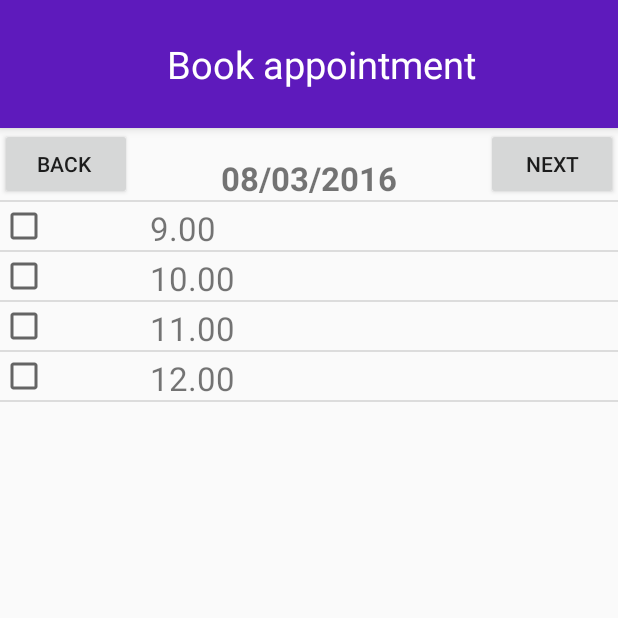
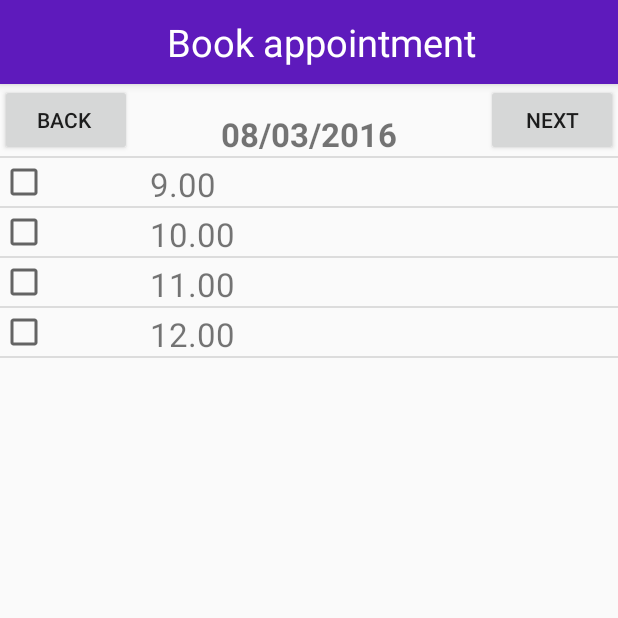
Before and after one commit to JamieHorwell/StudentWellbeingApp, an Android app: the BookingAppointmentActivity screen opened directly, with no data from a screen before it, on a phone screen of 412 x 824 dp, the top half of it. Run offline under Robolectric (Android 15) with nearby library versions, the phone set to English and light mode, and no system bars.

Commit message:
Updating Toolbars
-- All toolbar values have been abstracted to the relevant files
-- Their sizes have bee altered to be more consistent with Jamie's
design

```diff
--- a/app/src/main/res/layout/activity_booking_appointment.xml
+++ b/app/src/main/res/layout/activity_booking_appointment.xml
@@ -24,8 +24,8 @@
             android:layout_height="wrap_content"
             android:gravity="center"
             android:text="Book appointment"
-            android:textSize="25dp"
-            android:padding="25dp"
+            android:textSize="@dimen/toolbar_text_size"
+            android:padding="@dimen/toolbar_padding"
             android:textColor="@color/wellbeingWhite"/>
 
     </android.support.v7.widget.Toolbar>
--- a/app/src/main/res/layout/button_seven.xml
+++ b/app/src/main/res/layout/button_seven.xml
@@ -40,8 +40,8 @@ Notes:
                     android:layout_height="wrap_content"
                     android:gravity="center"
                     android:text="@string/symptoms_checker"
-                    android:textSize="25dp"
-                    android:padding="25dp"
+                    android:textSize="@dimen/toolbar_text_size"
+                    android:padding="@dimen/toolbar_padding"
                     android:textColor="@color/wellbeingWhite"/>
 
                 <LinearLayout
--- a/app/src/main/res/layout/button_three.xml
+++ b/app/src/main/res/layout/button_three.xml
@@ -40,8 +40,8 @@ Notes:
                     android:layout_height="wrap_content"
                     android:gravity="center"
                     android:text="@string/mind_the_gap_twitter"
-                    android:textSize="25dp"
-                    android:padding="25dp"
+                    android:textSize="@dimen/toolbar_text_size"
+                    android:padding="@dimen/toolbar_padding"
                     android:textColor="@color/wellbeingWhite"/>
 
                 <LinearLayout
--- a/app/src/main/res/layout/button_two.xml
+++ b/app/src/main/res/layout/button_two.xml
@@ -37,8 +37,8 @@ Notes:
                     android:layout_height="wrap_content"
                     android:gravity="center"
                     android:text="@string/mood_diary"
-                    android:textSize="25dp"
-                    android:padding="25dp"
+                    android:textSize="@dimen/toolbar_text_size"
+                    android:padding="@dimen/toolbar_padding"
                     android:textColor="@color/wellbeingWhite"/>
 
             </android.support.v7.widget.Toolbar>
--- a/app/src/main/res/layout/healthy_mind.xml
+++ b/app/src/main/res/layout/healthy_mind.xml
@@ -42,8 +42,8 @@ Notes:
                     android:layout_height="wrap_content"
                     android:gravity="center"
                     android:text="@string/mental_health_piece"
-                    android:textSize="25dp"
-                    android:padding="25dp"
+                    android:textSize="@dimen/toolbar_text_size"
+                    android:padding="@dimen/toolbar_padding"
                     android:textColor="@color/wellbeingWhite"/>
 
             </android.support.v7.widget.Toolbar>
--- a/app/src/main/res/layout/login_activity.xml
+++ b/app/src/main/res/layout/login_activity.xml
@@ -36,8 +36,8 @@ Notes:
                 android:layout_height="wrap_content"
                 android:gravity="center"
                 android:text="@string/book_an_appointment"
-                android:textSize="25dp"
-                android:padding="25dp"
+                android:textSize="@dimen/toolbar_text_size"
+                android:padding="@dimen/toolbar_padding"
                 android:textColor="@color/wellbeingWhite"/>
         </android.support.v7.widget.Toolbar>
 
--- a/app/src/main/res/layout/main_menu_activity.xml
+++ b/app/src/main/res/layout/main_menu_activity.xml
@@ -44,8 +44,8 @@ Student Wellbeing Website.
                     android:layout_height="wrap_content"
                     android:gravity="center"
                     android:text="@string/app_name"
-                    android:textSize="25dp"
-                    android:padding="25dp"
+                    android:textSize="@dimen/toolbar_text_size"
+                    android:padding="@dimen/toolbar_padding"
                     android:textColor="@color/wellbeingWhite"/>
 
             </android.support.v7.widget.Toolbar>
--- a/app/src/main/res/layout/registration_activity.xml
+++ b/app/src/main/res/layout/registration_activity.xml
@@ -36,8 +36,8 @@ Notes:
                     android:layout_height="wrap_content"
                     android:gravity="center"
                     android:text="@string/registration_screen"
-                    android:textSize="25dp"
-                    android:padding="25dp"
+                    android:textSize="@dimen/toolbar_text_size"
+                    android:padding="@dimen/toolbar_padding"
                     android:textColor="@color/wellbeingWhite"/>
             </android.support.v7.widget.Toolbar>
 
--- a/app/src/main/res/values/dimens.xml
+++ b/app/src/main/res/values/dimens.xml
@@ -3,4 +3,6 @@
     <dimen name="activity_horizontal_margin">16dp</dimen>
     <dimen name="activity_vertical_margin">16dp</dimen>
     <dimen name="menu_button_height">125dp</dimen>
+    <dimen name="toolbar_text_size">25sp</dimen>
+    <dimen name="toolbar_padding">5dp</dimen>
 </resources>
```
